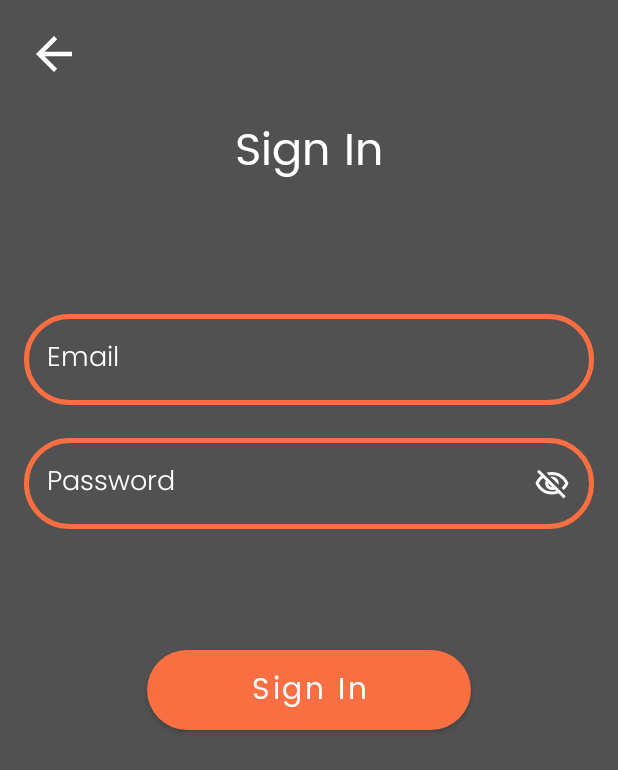
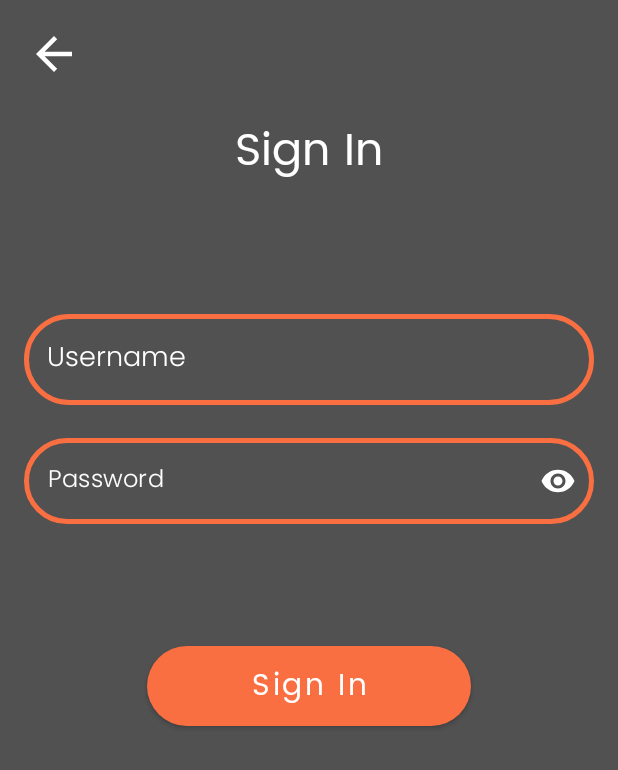
Before and after one commit to JensRas/ScribbleShare, an Android app: the sign_in screen opened directly, with no data from a screen before it, on a phone screen of 412 x 824 dp. Shown: the top 770 px of the screen. Run offline under Robolectric (Android 15) with nearby library versions, the phone set to English and light mode, and no system bars.

Commit message:
Completed UI

```diff
--- a/ScribbleShare/app/src/main/res/layout/activity_sign_in.xml
+++ b/ScribbleShare/app/src/main/res/layout/activity_sign_in.xml
@@ -11,7 +11,7 @@
     android:paddingLeft="@dimen/activity_horizontal_margin"
     android:paddingRight="@dimen/activity_horizontal_margin"
     android:paddingTop="@dimen/activity_vertical_margin"
-    tools:context="Sign_In">
+    >
 
     <ImageButton
         android:id="@+id/back_button_sign_in"
@@ -24,38 +24,19 @@
         android:layout_marginTop="2dp"
         app:layout_constraintStart_toStartOf="parent"
         app:layout_constraintTop_toTopOf="parent"
-        app:srcCompat="@drawable/ic_outline_arrow_back_24" />
+        app:srcCompat="@drawable/ic_outline_arrow_back_24"
+        android:contentDescription="@string/go_back_to_homescreen" />
+
 
     <EditText
-        android:id="@+id/password"
-        android:layout_width="0dp"
-        android:layout_height="wrap_content"
-        android:layout_marginTop="22dp"
-        android:background="@drawable/round_corner_outline"
-        android:fontFamily="@font/poppins_light"
-        android:hint="@string/prompt_password"
-        android:imeActionLabel="@string/action_sign_in_short"
-        android:imeOptions="actionDone"
-        android:inputType="textPassword"
-        android:selectAllOnFocus="true"
-        android:textColor="@color/white"
-        android:textColorHint="@color/white"
-        app:layout_constraintEnd_toEndOf="parent"
-        app:layout_constraintStart_toStartOf="parent"
-        app:layout_constraintTop_toBottomOf="@+id/username"
-        android:includeFontPadding="true"
-        android:padding="15dp"
-        android:autofillHints="Password" />
-
-    <EditText
-        android:id="@+id/username"
+        android:id="@+id/si_username"
         android:layout_width="0dp"
         android:layout_height="wrap_content"
         android:layout_marginTop="193dp"
         android:background="@drawable/round_corner_outline"
         android:fontFamily="@font/poppins_light"
-        android:hint="@string/prompt_email"
-        android:inputType="textEmailAddress"
+        android:hint="@string/username"
+        android:inputType="text"
         android:selectAllOnFocus="true"
         android:textColor="@color/white"
         android:textColorHint="@color/white"
@@ -64,7 +45,37 @@
         app:layout_constraintTop_toTopOf="parent"
         android:includeFontPadding="true"
         android:padding="15dp"
-        android:autofillHints="Email" />
+        android:autofillHints="Username" />
+
+    <com.google.android.material.textfield.TextInputLayout
+        android:id="@+id/si_password_layout"
+        android:layout_width="0dp"
+        android:layout_height="wrap_content"
+        app:layout_constraintEnd_toEndOf="parent"
+        app:layout_constraintStart_toStartOf="parent"
+        app:layout_constraintTop_toBottomOf="@+id/si_username"
+        android:layout_marginTop="22dp"
+        android:selectAllOnFocus="true"
+        app:passwordToggleEnabled="true"
+        app:passwordToggleTint="@color/white"
+        app:boxBackgroundMode="none"
+        app:hintEnabled="false"
+        >
+
+        <com.google.android.material.textfield.TextInputEditText
+            android:id="@+id/si_password_text"
+            android:layout_width="match_parent"
+            android:layout_height="wrap_content"
+            android:autofillHints="Password"
+            android:textColorHint="@color/white"
+            android:background="@drawable/round_corner_outline"
+            android:fontFamily="@font/poppins_light"
+            android:hint="@string/prompt_password"
+            android:includeFontPadding="true"
+            android:inputType="textPassword"
+            android:padding="15dp"
+            android:textColor="@color/white" />
+    </com.google.android.material.textfield.TextInputLayout>
 
     <Button
         android:id="@+id/sign_in_button"
@@ -76,31 +87,16 @@
         android:background="@drawable/rounded_corner"
         android:enabled="true"
         android:fontFamily="@font/poppins"
-        android:text="Sign In"
+        android:text="@string/sign_in"
         android:textAlignment="center"
         android:textAllCaps="false"
         android:textSize="20sp"
         app:layout_constraintBottom_toBottomOf="parent"
         app:layout_constraintEnd_toEndOf="parent"
         app:layout_constraintStart_toStartOf="parent"
-        app:layout_constraintTop_toBottomOf="@+id/password"
+        app:layout_constraintTop_toBottomOf="@+id/si_password_layout"
         app:layout_constraintVertical_bias="0.2" />
 
-    <ProgressBar
-        android:id="@+id/loading"
-        android:visibility="gone"
-        android:layout_width="wrap_content"
-        android:layout_height="wrap_content"
-        android:layout_gravity="center"
-        android:layout_marginTop="64dp"
-        android:layout_marginBottom="64dp"
-        app:layout_constraintBottom_toBottomOf="parent"
-        app:layout_constraintEnd_toEndOf="@+id/password"
-        app:layout_constraintStart_toStartOf="@+id/password"
-        app:layout_constraintTop_toTopOf="parent"
-        app:layout_constraintVertical_bias="0.3" />
-
-    <!--    TODO    -->
     <TextView
         android:id="@+id/sign_in_header"
         android:layout_width="wrap_content"
@@ -108,7 +104,7 @@
         android:layout_centerHorizontal="true"
         android:layout_marginTop="60dp"
         android:fontFamily="@font/poppins"
-        android:text="Sign In"
+        android:text="@string/sign_in"
         android:textAlignment="center"
         android:textColor="@color/white"
         android:textSize="30sp"
@@ -116,17 +112,4 @@
         app:layout_constraintStart_toStartOf="parent"
         app:layout_constraintTop_toTopOf="parent" />
 
-    <ImageButton
-        android:id="@+id/showPassword"
-        android:layout_width="wrap_content"
-        android:layout_height="wrap_content"
-        android:layout_centerVertical="true"
-        android:layout_marginEnd="16dp"
-        android:background="@null"
-        android:src="@drawable/show_hide_password"
-        app:layout_constraintBottom_toBottomOf="@+id/password"
-        app:layout_constraintEnd_toEndOf="@+id/password"
-        app:layout_constraintTop_toTopOf="@+id/password"
-        />
-
 </androidx.constraintlayout.widget.ConstraintLayout>
--- a/ScribbleShare/app/src/main/res/values/strings.xml
+++ b/ScribbleShare/app/src/main/res/values/strings.xml
@@ -9,4 +9,7 @@
     <string name="invalid_username">Not a valid username</string>
     <string name="invalid_password">Password must be >5 characters</string>
     <string name="login_failed">"Login failed"</string>
+    <string name="username">Username</string>
+    <string name="sign_in">Sign In</string>
+    <string name="go_back_to_homescreen">Go back to homescreen</string>
 </resources>
```
Also changed, not shown: ScribbleShare/app/src/main/res/layout/activity_create_account.xml (+12 -26 lines).
